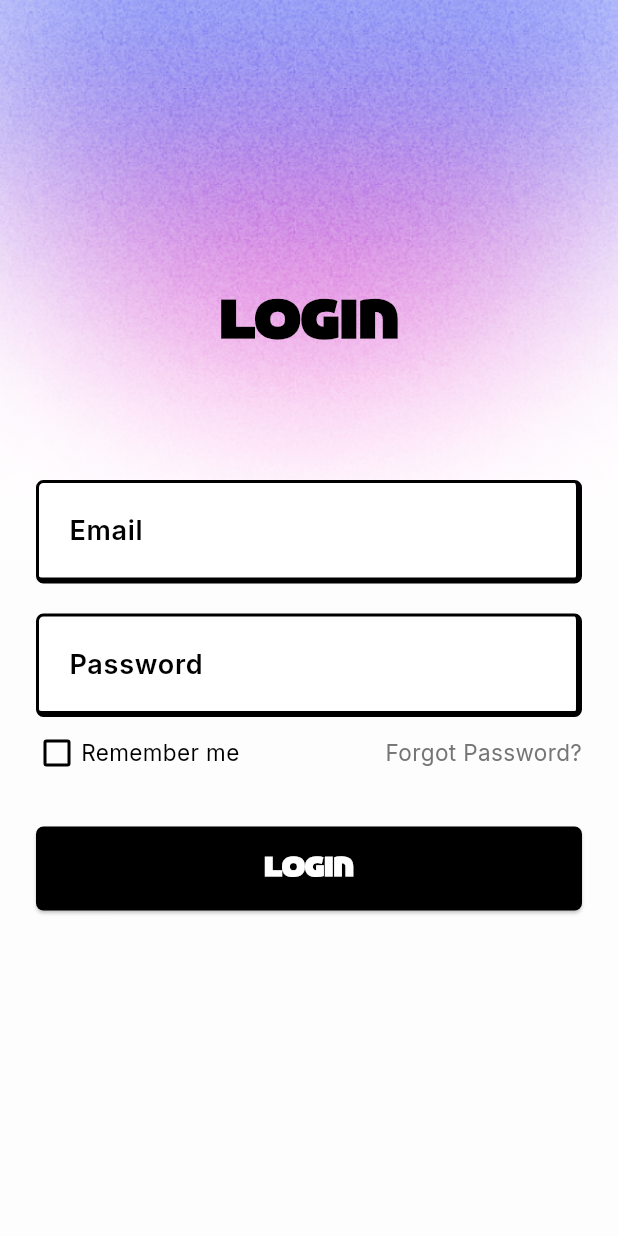
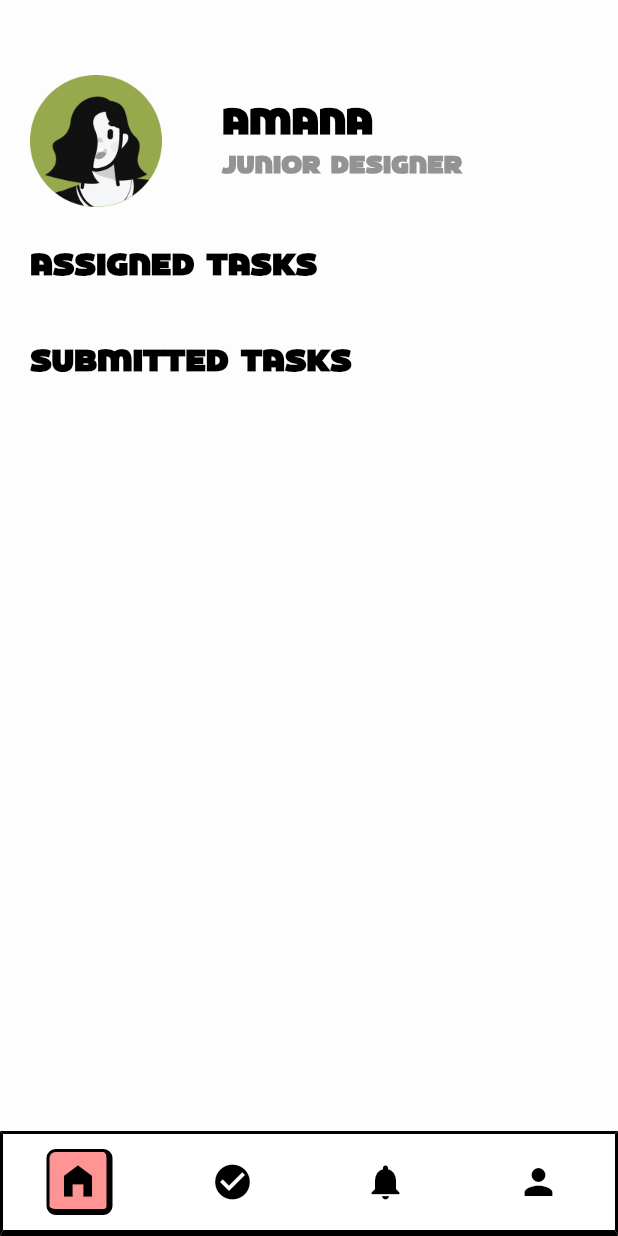
Before and after one commit to Albin2420/aegis, a Flutter app: the screen it shows after launch, on a phone screen of 412 x 824 dp. Run offline on Flutter 3.47's test engine with Material 3 defaults, Android fonts, the phone set to English and light mode, and no system bars; our stand-ins replace flutter_easyloading, get, google_fonts.

Commit message:
implemented home page and bottom navigation bar on 11/11/25 at 5.50 pm

```diff
--- a/lib/src/app.dart
+++ b/lib/src/app.dart
@@ -1,28 +1,4 @@
-// import 'package:flutter/material.dart';
-// import 'package:flutter_easyloading/flutter_easyloading.dart';
-// import 'package:get/get.dart';
-// import 'package:neuflo_learn/src/core/util/constants/app_constants.dart';
-// import 'package:neuflo_learn/src/presentation/bindings/connectivity_binding.dart';
-// import 'package:neuflo_learn/src/presentation/screens/splash/splash.dart';
-
-// class NeufloLearn extends StatelessWidget {
-//   const NeufloLearn({super.key});
-
-//   @override
-//   Widget build(BuildContext context) {
-//     Constant.init(context: context);
-//     return GetMaterialApp(
-//       // showPerformanceOverlay: true,
-//       title: 'Neuflo',
-//       debugShowCheckedModeBanner: false,
-//       builder: EasyLoading.init(),
-//       initialBinding: ConnectivityBinding(),
-//       home: Splash(),
-//     );
-//   }
-// }
-
-import 'package:aegis/src/presentation/screens/auth/login_screen.dart';
+import 'package:aegis/src/presentation/screens/HomePage/home_screen.dart';
 import 'package:flutter/material.dart';
 import 'package:flutter/services.dart';
 import 'package:get/get.dart';
@@ -42,7 +18,8 @@ class MyApp extends StatelessWidget {
       ),
       // Start with Splash Screen
       // home: const SplashScreen(),
-      home: LoginScreen(),
+      // home: LoginScreen(),
+      home: HomeScreen(),
       builder: EasyLoading.init(),
     );
   }
--- /dev/null
+++ b/lib/src/presentation/controller/navigation/nav_controller.dart
@@ -0,0 +1,16 @@
+import 'dart:developer';
+import 'package:get/get.dart';
+
+class NavigationController extends GetxController {
+  var selectedIndex = 0.obs;
+
+  void changeIndex({required int index}) {
+    try {
+      selectedIndex.value = index;
+    } catch (e) {
+      log("‼️ Error in goTo():$e");
+    }
+  }
+
+  void func(){}
+}
--- /dev/null
+++ b/lib/src/presentation/screens/HomePage/home.dart
@@ -0,0 +1,136 @@
+import 'package:flutter/material.dart';
+
+class Home extends StatelessWidget {
+  const Home({super.key});
+
+  @override
+  Widget build(BuildContext context) {
+
+    return Scaffold(
+      backgroundColor: const Color(0XFFFEFDFE),
+      body: SafeArea(
+        child: SingleChildScrollView(
+          child: Padding(
+            padding: const EdgeInsets.only(
+              top: 50,
+              left: 20,
+              right: 20,
+              bottom: 20,
+            ),
+            child: Column(
+              crossAxisAlignment: CrossAxisAlignment.start,
+              children: [
+                // Profile Row
+                Row(
+                  children: [
+                    Container(
+                      width: 88,
+                      height: 88,
+                      decoration: const BoxDecoration(
+                        image: DecorationImage(
+                          image: AssetImage('assets/images/amana.png'),
+                          fit: BoxFit.cover,
+                        ),
+                      ),
+                    ),
+                    const SizedBox(width: 40),
+                    Column(
+                      crossAxisAlignment: CrossAxisAlignment.start,
+                      children: [
+                        Text(
+                          "AMANA",
+                          style: const TextStyle(
+                            fontFamily: 'Wilker',
+                            color: Colors.black,
+                            fontSize: 24,
+                            fontWeight: FontWeight.w900,
+                          ),
+                        ),
+                        Text(
+                          "JUNIOR DESIGNER",
+                          style: const TextStyle(
+                            fontFamily: 'Wilker',
+                            color: Color(0xFF959292),
+                            fontSize: 16,
+                            fontWeight: FontWeight.bold,
+                          ),
+                        ),
+                      ],
+                    ),
+                  ],
+                ),
+                const SizedBox(height: 25),
+                // Assigned Tasks Title
+                Text(
+                  "ASSIGNED TASKS",
+                  style: const TextStyle(
+                    fontFamily: 'Wilker',
+                    color: Colors.black,
+                    fontSize: 20,
+                    fontWeight: FontWeight.w700,
+                  ),
+                ),
+                const SizedBox(height: 15),
+                // AssignedTaskWidget(
+                //   title: 'LOGO DESIGN',
+                //   desc: 'Create a user-friendly logo design for the employee app called Aevora. The logo should reflect simplicity, modernity, and be memorable across all use cases.',
+                //   date: '20/10/2025',
+                //   showRework: true, assignedBy: 'ADARSH', taskId: 'task_001',
+                // ),
+                // const SizedBox(height: 10),
+                // AssignedTaskWidget(
+                //   title: 'LOGO DESIGN',
+                //   desc: 'Create a user-friendly logo design for the employee app called Aevora. The logo should reflect simplicity, modernity, and be memorable across all use cases.',
+                //   date: '20/10/2025',
+                //   showRework: false, assignedBy: 'ARUN', taskId: 'task_002',
+                // ),
+                const SizedBox(height: 20),
+                // Submitted Tasks Title
+                Text(
+                  "SUBMITTED TASKS",
+                  style: const TextStyle(
+                    fontFamily: 'Wilker',
+                    color: Colors.black,
+                    fontSize: 20,
+                    fontWeight: FontWeight.w700,
+                  ),
+                ),
+                const SizedBox(height: 15),
+                //  Show only pending tasks (not approved yet)
+                // pendingTasks.isNotEmpty
+                //     ? GridView.builder(
+                //   shrinkWrap: true,
+                //   physics: const NeverScrollableScrollPhysics(),
+                //   gridDelegate: const SliverGridDelegateWithFixedCrossAxisCount(
+                //     crossAxisCount: 2,
+                //     crossAxisSpacing: 15,
+                //     mainAxisSpacing: 15,
+                //     childAspectRatio: 0.85,
+                //   ),
+                //   itemCount: pendingTasks.length,
+                //   itemBuilder: (context, index) {
+                //     final task = pendingTasks[index];
+                //     return SubmittedTasksWidget(
+                //       index: submittedTasks.indexOf(task),
+                //       title: task.title,
+                //       description: task.description,
+                //     );
+                //   },
+                // )
+                //     : Center(
+                //   child: Text(
+                //     "No pending tasks!",
+                //     style: GoogleFonts.montserrat(
+                //       fontSize: 14,
+                //       color: Colors.black54,
+                //     ),
+                //   ),
+                // ),
+              ],
+            ),
+          ),
+        ),
+      ),
+    );
+  }
+}
--- /dev/null
+++ b/lib/src/presentation/screens/HomePage/home_screen.dart
@@ -0,0 +1,41 @@
+import 'package:flutter/material.dart';
+import 'package:flutter/services.dart';
+import 'package:get/get.dart';
+import 'package:get/get_core/src/get_main.dart';
+import '../../controller/navigation/nav_controller.dart';
+import '../navbar/custom_bot_navbar.dart';
+import 'home.dart';
+
+class HomeScreen extends StatelessWidget {
+  const HomeScreen({super.key});
+
+  @override
+  Widget build(BuildContext context) {
+    final navController = Get.put(NavigationController());
+
+    SystemChrome.setSystemUIOverlayStyle(
+      const SystemUiOverlayStyle(
+        statusBarColor: Colors.transparent,
+        statusBarIconBrightness: Brightness.light,
+      ),
+    );
+
+    return Scaffold(
+      backgroundColor: Color(0XFFFEFDFE),
+      body: SafeArea(
+        child: Obx(() {
+          return IndexedStack(
+            index: navController.selectedIndex.value,
+            children: [
+              Home(),
+              // CompletedTask(),
+              // NotificationPage(),
+              // ProfilePage(),
+            ],
+          );
+        }),
+      ),
+      bottomNavigationBar: const CustomBottomNav(),
+    );
+  }
+}
--- /dev/null
+++ b/lib/src/presentation/screens/navbar/custom_bot_navbar.dart
@@ -0,0 +1,70 @@
+import 'package:flutter/material.dart';
+import 'package:get/get.dart';
+import '../../controller/navigation/nav_controller.dart';
+
+class CustomBottomNav extends StatelessWidget {
+  const CustomBottomNav({super.key});
+
+  @override
+  Widget build(BuildContext context) {
+    final navController = Get.find<NavigationController>();
+
+    final List<IconData> icons = [
+      Icons.home_filled,
+      Icons.check_circle,
+      Icons.notifications,
+      Icons.person,
+    ];
+
+    final List<Color> activeColors = [
+      const Color(0xFFFE9494),
+      const Color(0xFFA6F4A6),
+      const Color(0xFFFFD86D),
+      const Color(0xFF888AF7),
+    ];
+
+    return Obx(() {
+      return Container(
+        height: 70,
+        decoration: const BoxDecoration(
+          color: Colors.white,
+          border: Border(
+            top: BorderSide(color: Colors.black, width: 2),
+            left: BorderSide(color: Colors.black, width: 2),
+            right: BorderSide(color: Colors.black, width: 2),
+            bottom: BorderSide(color: Colors.black, width: 4),
+          ),
+        ),
+        child: Row(
+          mainAxisAlignment: MainAxisAlignment.spaceAround,
+          children: List.generate(icons.length, (index) {
+            final bool isSelected = navController.selectedIndex.value == index;
+
+            return GestureDetector(
+              onTap: () => navController.changeIndex(index: index),
+              child: AnimatedContainer(
+                duration: const Duration(milliseconds: 200),
+                width: 44,
+                height: 44,
+                alignment: Alignment.center,
+                decoration: BoxDecoration(
+                  color: isSelected ? activeColors[index] : Colors.transparent,
+                  borderRadius: BorderRadius.circular(6),
+                  border: isSelected
+                      ? const Border(
+                    top: BorderSide(color: Colors.black, width: 2),
+                    left: BorderSide(color: Colors.black, width: 2),
+                    right: BorderSide(color: Colors.black, width: 4),
+                    bottom: BorderSide(color: Colors.black, width: 4),
+                  )
+                      : null,
+                ),
+                child: Icon(icons[index], color: Colors.black, size: 28),
+              ),
+            );
+          }),
+        ),
+      );
+    });
+  }
+}
--- a/lib/src/presentation/screens/screens.dart
+++ /dev/null
@@ -1 +0,0 @@
-// screens are use in this folder
```
Also changed, not shown: lib/main.dart (+0 -15 lines), assets/images/amana.png (added).
